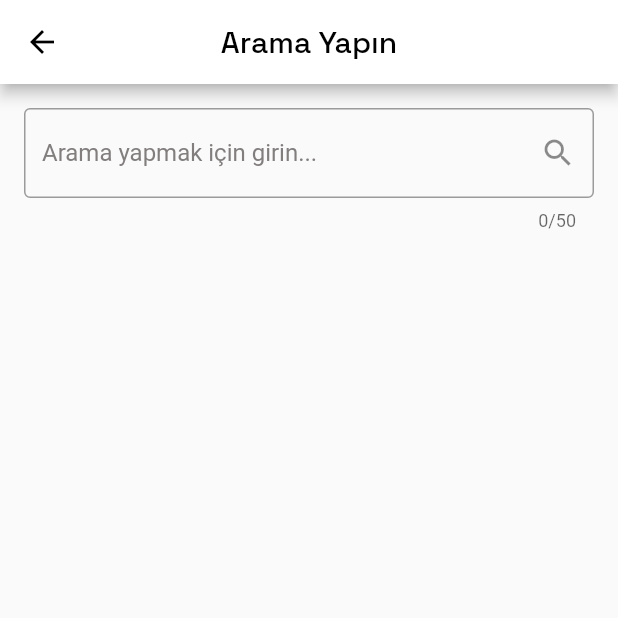
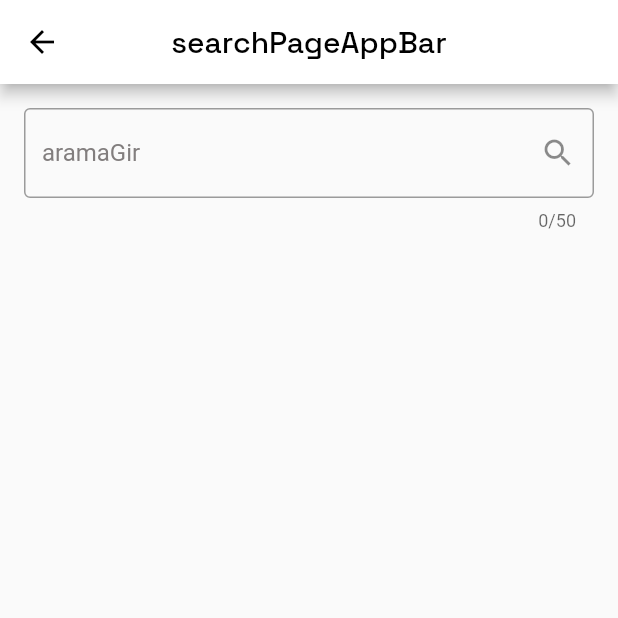
Before and after one commit to mahmutcancokcapar/seyahat-defteri, a Flutter app: the SearchPage screen opened directly, on a phone screen of 412 x 824 dp, the top half of it. Run offline on Flutter 3.47's test engine with Material 2 defaults, Android fonts, the phone set to English and light mode, and no system bars; our stand-ins replace cloud_firestore, curved_navigation_bar, firebase_auth, firebase_core, geolocator, get and 2 more; accounts and stored records are empty; network calls fail.

Commit message:
Update search_page.dart

```diff
--- a/lib/sayfalar/search_page.dart
+++ b/lib/sayfalar/search_page.dart
@@ -1,4 +1,5 @@
 import 'package:flutter/material.dart';
+import 'package:get/get.dart';
 import 'package:google_fonts/google_fonts.dart';
 import 'package:cloud_firestore/cloud_firestore.dart';
 
@@ -32,7 +33,7 @@ class _SearchPageState extends State<SearchPage> {
     return Scaffold(
       appBar: AppBar(
         title: Text(
-          'Arama Yapın',
+          'searchPageAppBar'.tr,
           style: GoogleFonts.spaceGrotesk(
             color: Colors.black,
           ),
@@ -62,7 +63,7 @@ class _SearchPageState extends State<SearchPage> {
                   icon: const Icon(Icons.search),
                   onPressed: _search,
                 ),
-                labelText: 'Arama yapmak için girin...',
+                labelText: 'aramaGir'.tr,
                 focusColor: Colors.black,
                 labelStyle: GoogleFonts.indieFlower(
                   color: const Color.fromARGB(255, 130, 126, 126),
@@ -91,7 +92,11 @@ class _SearchPageState extends State<SearchPage> {
                       ),
                     ),
                     subtitle: Text(
-                      document['userEmail'] + ' ~ ' + document['date'] + '\n' + document['description'],
+                      document['userEmail'] +
+                          ' ~ ' +
+                          document['date'] +
+                          '\n' +
+                          document['description'],
                       style: GoogleFonts.indieFlower(
                         fontSize: 15,
                       ),
```
